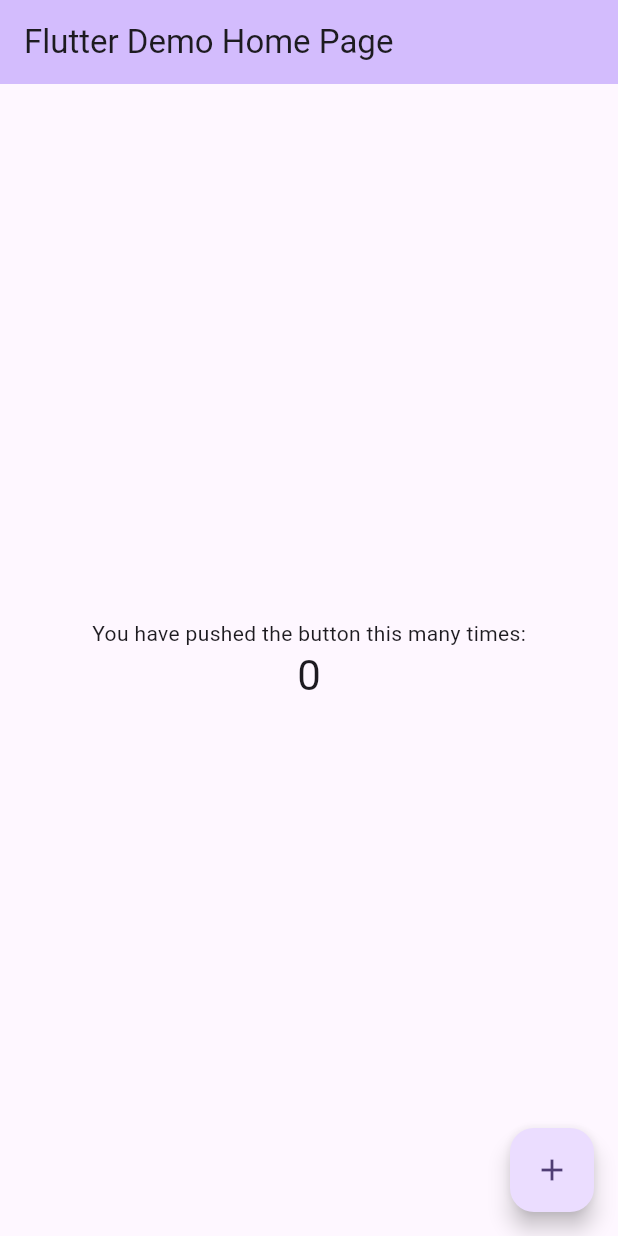
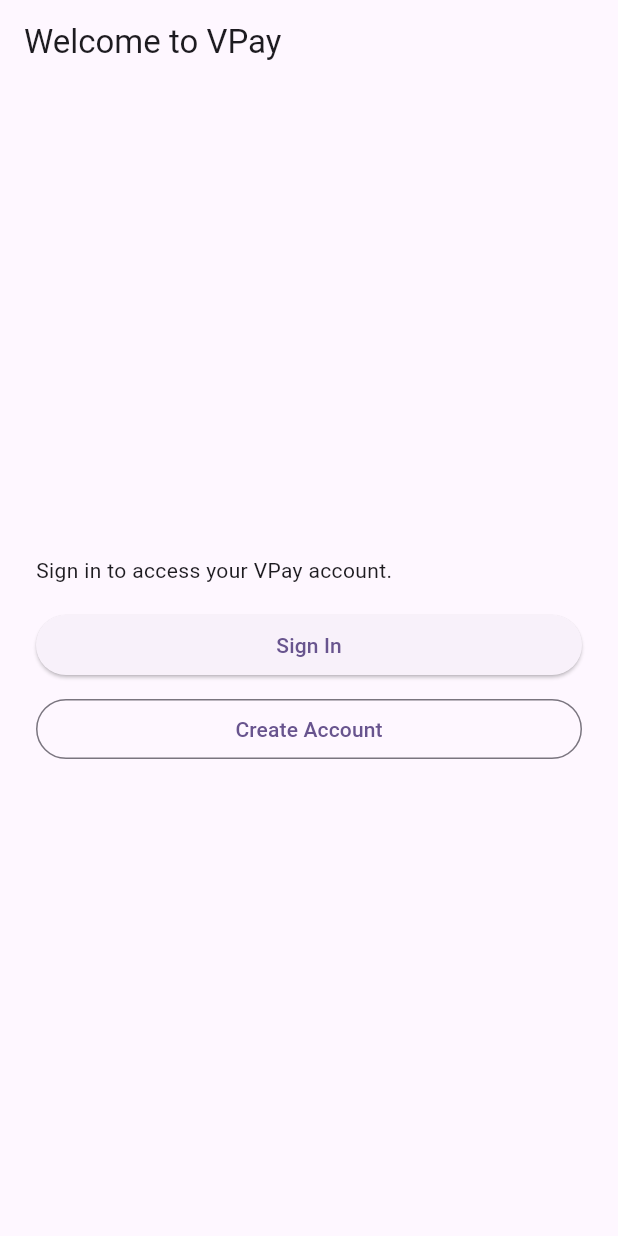
Before and after one commit to AndrinaFernando/V_Pay_Mobile, a Flutter app: the screen it shows after launch, on a phone screen of 412 x 824 dp. Run offline on Flutter 3.47's test engine with Material 3 defaults, Android fonts, the phone set to English and light mode, and no system bars; our stand-ins replace firebase_auth, firebase_core, local_auth; accounts and stored records are empty.

Commit message:
feat: add authentication session gate

```diff
--- /dev/null
+++ b/lib/features/auth/auth_gate.dart
@@ -0,0 +1,59 @@
+import 'package:firebase_auth/firebase_auth.dart';
+import 'package:flutter/material.dart';
+
+import 'auth_service.dart';
+import 'screens/authenticated_placeholder_screen.dart';
+import 'screens/login_screen.dart';
+import 'screens/verify_email_screen.dart';
+
+class AuthGate extends StatefulWidget {
+  const AuthGate({super.key, this.authService});
+
+  final AuthService? authService;
+
+  @override
+  State<AuthGate> createState() => _AuthGateState();
+}
+
+class _AuthGateState extends State<AuthGate> {
+  late final AuthService _authService;
+
+  @override
+  void initState() {
+    super.initState();
+    _authService = widget.authService ?? AuthService();
+  }
+
+  void _refreshUserState() {
+    setState(() {});
+  }
+
+  @override
+  Widget build(BuildContext context) {
+    return StreamBuilder<User?>(
+      stream: _authService.authStateChanges(),
+      builder: (context, snapshot) {
+        if (snapshot.connectionState == ConnectionState.waiting) {
+          return const Scaffold(
+            body: Center(child: CircularProgressIndicator()),
+          );
+        }
+
+        final user = _authService.currentUser;
+
+        if (user == null) {
+          return const LoginScreen();
+        }
+
+        if (!user.emailVerified) {
+          return VerifyEmailScreen(
+            authService: _authService,
+            onEmailVerified: _refreshUserState,
+          );
+        }
+
+        return AuthenticatedPlaceholderScreen(authService: _authService);
+      },
+    );
+  }
+}
--- /dev/null
+++ b/lib/features/auth/screens/login_screen.dart
@@ -0,0 +1,39 @@
+import 'package:flutter/material.dart';
+
+import 'register_screen.dart';
+
+class LoginScreen extends StatelessWidget {
+  const LoginScreen({super.key});
+
+  @override
+  Widget build(BuildContext context) {
+    return Scaffold(
+      appBar: AppBar(title: const Text('Welcome to VPay')),
+      body: Center(
+        child: Padding(
+          padding: const EdgeInsets.all(24),
+          child: Column(
+            mainAxisSize: MainAxisSize.min,
+            crossAxisAlignment: CrossAxisAlignment.stretch,
+            children: [
+              const Text('Sign in to access your VPay account.'),
+              const SizedBox(height: 16),
+              ElevatedButton(onPressed: () {}, child: const Text('Sign In')),
+              const SizedBox(height: 8),
+              OutlinedButton(
+                onPressed: () {
+                  Navigator.of(context).push(
+                    MaterialPageRoute<void>(
+                      builder: (context) => const RegisterScreen(),
+                    ),
+                  );
+                },
+                child: const Text('Create Account'),
+              ),
+            ],
+          ),
+        ),
+      ),
+    );
+  }
+}
--- a/lib/main.dart
+++ b/lib/main.dart
@@ -1,12 +1,11 @@
 import 'package:flutter/material.dart';
 import 'package:firebase_core/firebase_core.dart';
 
-
+import 'features/auth/auth_gate.dart';
 import 'firebase_options.dart';
 
 Future<void> main() async {
   WidgetsFlutterBinding.ensureInitialized();
-
 
   await Firebase.initializeApp(options: DefaultFirebaseOptions.currentPlatform);
 
@@ -39,8 +38,7 @@
         // tested with just a hot reload.
         colorScheme: .fromSeed(seedColor: Colors.deepPurple),
       ),
-      home: const MyHomePage(title: 'Flutter Demo Home Page'),
-
+      home: const AuthGate(),
     );
   }
 }
```
Also changed, not shown: lib/features/auth/screens/authenticated_placeholder_screen.dart (added, +33 -0 lines), lib/features/auth/screens/register_screen.dart (added, +34 -0 lines), lib/features/auth/screens/verify_email_screen.dart (added, +110 -0 lines).
